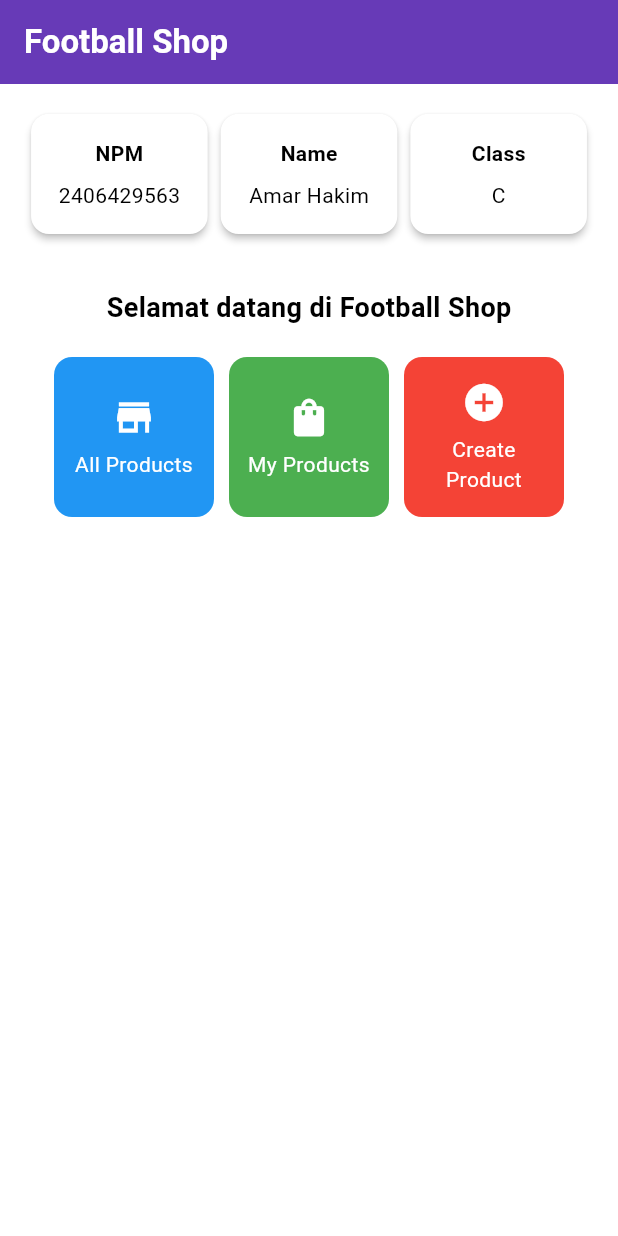
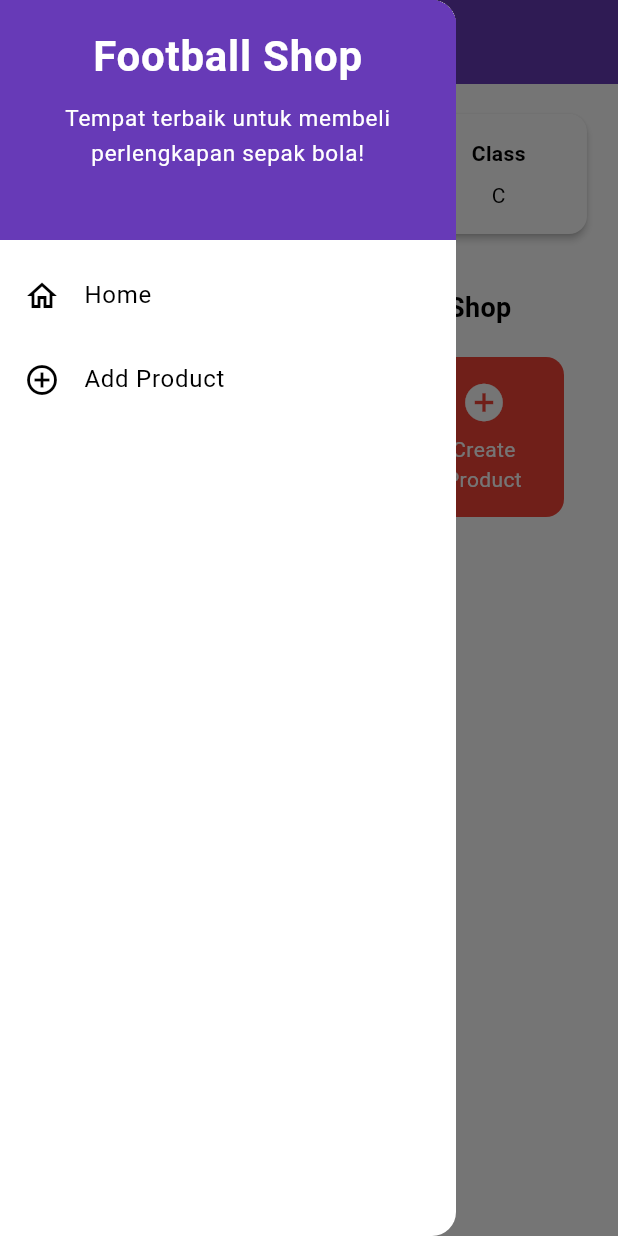
Before and after one commit to A-kim1/football-shop-mobile, a Flutter app: the screen it shows after launch, with the side drawer open (before the commit the screen has no drawer), on a phone screen of 412 x 824 dp. Run offline on Flutter 3.47's test engine with Material 3 defaults, Android fonts, the phone set to English and light mode, and no system bars.

Commit message:
Selesai TI8

```diff
--- a/lib/main.dart
+++ b/lib/main.dart
@@ -1,5 +1,5 @@
 import 'package:flutter/material.dart';
-import 'package:football_shop/menu.dart';
+import 'package:football_shop/screens/menu.dart';
 
 void main() {
   runApp(const MyApp());
--- a/lib/menu.dart
+++ b/lib/screens/menu.dart
@@ -1,4 +1,7 @@
 import 'package:flutter/material.dart';
+import 'package:football_shop/widgets/left_drawer.dart';
+import 'package:football_shop/screens/product_form.dart';
+import 'package:football_shop/widgets/product_card.dart';
 
 class MyHomePage extends StatelessWidget {
   MyHomePage({super.key});
@@ -31,6 +34,7 @@ class MyHomePage extends StatelessWidget {
         // Warna latar belakang AppBar diambil dari skema warna tema aplikasi.
         backgroundColor: Theme.of(context).colorScheme.primary,
       ),
+      drawer: const LeftDrawer(), // tambahkan ini --> utk left drawer nyaa
       // Body halaman dengan padding di sekelilingnya.
       body: Padding(
         padding: const EdgeInsets.all(16.0),
@@ -135,58 +139,3 @@ class ItemHomepage {
   // constructor nya juga ditambah this.color
   ItemHomepage(this.name, this.icon, this.color);
 }
-
-class ItemCard extends StatelessWidget {
-  // Menampilkan kartu dengan ikon dan nama.
-
-  final ItemHomepage item;
-
-  const ItemCard(this.item, {super.key});
-
-  @override
-  Widget build(BuildContext context) {
-    return Material(
-
-      color: item.color, // pakai warna spesifik dari tiap tombol
-
-      // Membuat sudut kartu melengkung.
-      borderRadius: BorderRadius.circular(12),
-
-      child: InkWell(
-        // Aksi ketika kartu ditekan.
-        onTap: () {
-          // Menampilkan pesan SnackBar saat kartu ditekan.
-          ScaffoldMessenger.of(context)
-            ..hideCurrentSnackBar()
-            ..showSnackBar(
-              SnackBar(content: Text("Kamu telah menekan tombol ${item.name}!"))
-            );
-        },
-        // Container untuk menyimpan Icon dan Text
-        child: Container(
-          padding: const EdgeInsets.all(8),
-          child: Center(
-            child: Column(
-              // Menyusun ikon dan teks di tengah kartu.
-              mainAxisAlignment: MainAxisAlignment.center,
-              children: [
-                Icon(
-                  item.icon,
-                  color: Colors.white,
-                  size: 30.0,
-                ),
-                const Padding(padding: EdgeInsets.all(3)),
-                Text(
-                  item.name,
-                  textAlign: TextAlign.center,
-                  style: const TextStyle(color: Colors.white),
-                ),
-              ],
-            ),
-          ),
-        ),
-      ),
-    );
-  }
-
-}
--- /dev/null
+++ b/lib/widgets/left_drawer.dart
@@ -0,0 +1,77 @@
+import 'package:flutter/material.dart';
+import 'package:football_shop/screens/menu.dart';
+// TODO: Impor halaman ProductFormPage jika sudah dibuat
+import 'package:football_shop/screens/product_form.dart'; // nanti kita buat file ini
+
+class LeftDrawer extends StatelessWidget {
+  const LeftDrawer({super.key});
+
+  @override
+  Widget build(BuildContext context) {
+    return Drawer(
+      child: ListView(
+        children: [
+          const DrawerHeader(
+            decoration: BoxDecoration(
+              color: Colors.deepPurple,
+            ),
+            child: Column(
+              children: [
+                Text(
+                  'Football Shop',
+                  textAlign: TextAlign.center,
+                  style: TextStyle(
+                    fontSize: 28,
+                    fontWeight: FontWeight.bold,
+                    color: Colors.white,
+                  ),
+                ),
+                SizedBox(height: 10),
+                Text(
+                  "Tempat terbaik untuk membeli perlengkapan sepak bola!",
+                  // TODO SELESAI: Tambahkan gaya teks dengan center alignment, font ukuran 15, warna putih, dan weight biasa
+                  textAlign: TextAlign.center,
+                  style: TextStyle(
+                    fontSize: 15,
+                    fontWeight: FontWeight.normal,
+                    color: Colors.white,
+                  ),
+                ),
+              ],
+            ),
+          ),
+
+          // Menu ke halaman utama
+          ListTile(
+            leading: const Icon(Icons.home_outlined),
+            title: const Text('Home'),
+            // Bagian redirection ke MyHomePage
+            onTap: () {
+              Navigator.pushReplacement(
+                context,
+                MaterialPageRoute(builder: (context) => MyHomePage()),
+              );
+            },
+          ),
+
+          // Menu ke halaman tambah produk
+          ListTile(
+            leading: const Icon(Icons.add_circle_outline),
+            title: const Text('Add Product'),
+            // Bagian redirection ke NewsFormPage
+            onTap: () {
+              /*
+              TODO: Buatlah routing ke ProductFormPage di sini,
+              setelah halaman ProductFormPage sudah dibuat.
+              */
+              Navigator.pushReplacement(
+                context,
+                MaterialPageRoute(builder: (context) => const ProductFormPage()),
+              );
+            },
+          ),
+        ],
+      ),
+    );
+  }
+}
--- /dev/null
+++ b/lib/widgets/product_card.dart
@@ -0,0 +1,67 @@
+import 'package:flutter/material.dart';
+import 'package:football_shop/widgets/left_drawer.dart';
+import 'package:football_shop/screens/product_form.dart';
+import 'package:football_shop/screens/menu.dart';
+
+
+class ItemCard extends StatelessWidget {
+  // Menampilkan kartu dengan ikon dan nama.
+
+  final ItemHomepage item;
+
+  const ItemCard(this.item, {super.key});
+
+  @override
+  Widget build(BuildContext context) {
+    return Material(
+
+      color: item.color, // pakai warna spesifik dari tiap tombol
+
+      // Membuat sudut kartu melengkung.
+      borderRadius: BorderRadius.circular(12),
+
+      child: InkWell(
+        // Aksi ketika kartu ditekan.
+        onTap: () {
+          ScaffoldMessenger.of(context)
+            ..hideCurrentSnackBar()
+            ..showSnackBar(
+              SnackBar(content: Text("Kamu telah menekan tombol ${item.name}!"))
+            );
+
+          // Navigasi ke halaman form kalau tombolnya "Create Product"
+          if (item.name == "Create Product") {
+            Navigator.push(
+              context,
+              MaterialPageRoute(builder: (context) => const ProductFormPage()),
+            );
+          }
+        },
+        // Container untuk menyimpan Icon dan Text
+        child: Container(
+          padding: const EdgeInsets.all(8),
+          child: Center(
+            child: Column(
+              // Menyusun ikon dan teks di tengah kartu.
+              mainAxisAlignment: MainAxisAlignment.center,
+              children: [
+                Icon(
+                  item.icon,
+                  color: Colors.white,
+                  size: 30.0,
+                ),
+                const Padding(padding: EdgeInsets.all(3)),
+                Text(
+                  item.name,
+                  textAlign: TextAlign.center,
+                  style: const TextStyle(color: Colors.white),
+                ),
+              ],
+            ),
+          ),
+        ),
+      ),
+    );
+  }
+
+}
```
Also changed, not shown: lib/screens/product_form.dart (added, +294 -0 lines), 1 other file.
